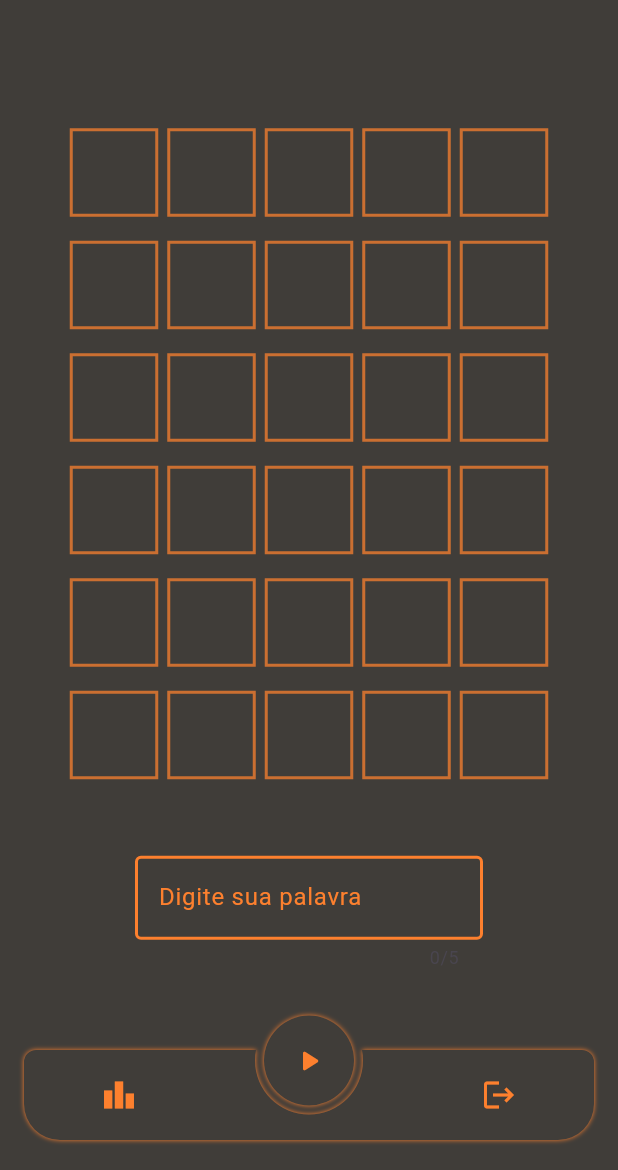
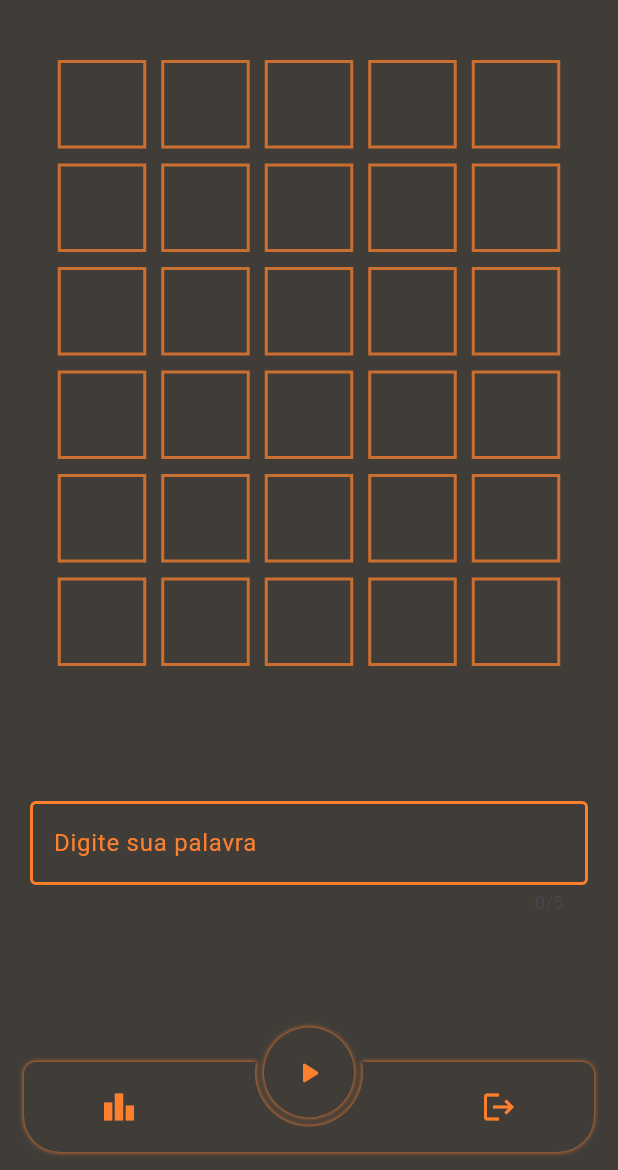
Before and after one commit to YanPontoExe/ProjetoLP3, a Flutter app: the Home screen opened by its route, on a phone screen of 412 x 824 dp, the part 66-1236 px from its top. Run offline on Flutter 3.47's test engine with Material 3 defaults, Android fonts, the phone set to English and light mode, and no system bars; drawn by our look-alikes of circle_nav_bar; our stand-ins replace cloud_firestore, firebase_auth, firebase_core; accounts and stored records are empty.

Commit message:
Ajuste de responsividade + input text que move sobre teclado no mobile

```diff
--- a/lib/game_screen.dart
+++ b/lib/game_screen.dart
@@ -23,27 +23,28 @@ class _GameScreenState extends State<GameScreen> {
 
   @override
   Widget build(BuildContext context) {
-    // Estrutura inicial da tela do jogo: título e quadro visual.
-    return Column(
-      mainAxisAlignment: MainAxisAlignment.center,
-      children: [
-        const SizedBox(height: 24),
-        BoardUiWidget(board: _buildEmptyBoard()),
-        Container(
-          margin: const EdgeInsets.only(top: 15),
-          padding: const EdgeInsets.symmetric(horizontal: 90, vertical: 20),
-          child:
-          TextField(
-              scrollPadding: EdgeInsets.only(bottom: 40),
+    // O Scaffold já trata o teclado; aqui deixamos só rolagem e espaçamento estável.
+    return SingleChildScrollView(
+      keyboardDismissBehavior: ScrollViewKeyboardDismissBehavior.onDrag,
+      padding: const EdgeInsets.symmetric(horizontal: 12, vertical: 12),
+      child: Column(
+        mainAxisSize: MainAxisSize.min,
+        children: [
+          const SizedBox(height: 8),
+          BoardUiWidget(board: _buildEmptyBoard()),
+          const SizedBox(height: 82),
+          Padding(
+            padding: const EdgeInsets.symmetric(horizontal: 8),
+            child: TextField(
+              scrollPadding: const EdgeInsets.only(bottom: 120),
               textAlign: TextAlign.center,
               maxLength: kWordLength,
-              style: TextStyle(color: Colors.white),
-              decoration: InputDecoration(
+              style: const TextStyle(color: Colors.white),
+              decoration: const InputDecoration(
                 enabledBorder: OutlineInputBorder(
                   borderSide: BorderSide(
                     color: Color.fromRGBO(253, 128, 46, 1.0),
                     width: 2.0,
-
                   ),
                 ),
                 focusedBorder: OutlineInputBorder(
@@ -55,9 +56,10 @@ class _GameScreenState extends State<GameScreen> {
                 labelText: "Digite sua palavra",
                 labelStyle: TextStyle(color: Color.fromRGBO(253, 128, 46, 1.0)),
               ),
-            ), // TextField
-        ),
-      ],
+            ),
+          ),
+        ],
+      ),
     );
   }
 }
--- a/lib/home.dart
+++ b/lib/home.dart
@@ -45,7 +45,8 @@ class _HomeState extends State<Home>
       ),
       backgroundColor: const Color.fromRGBO(64, 61, 57, 1),
       // O conteúdo central muda conforme a aba selecionada.
-      body: PageView(
+      body: SafeArea(
+        child: PageView(
           controller: pageController,
           onPageChanged: (index) {
             // Atualiza a navbar quando o usuário troca de página por swipe.
@@ -58,6 +59,7 @@ class _HomeState extends State<Home>
             Ranking(),
             GameScreen(),
           ],
+        ),
       ),
       // Navbar circular compartilhada entre as abas; o botão 2 redireciona para login.
       bottomNavigationBar: GameNavBar(
--- a/lib/widgets/navbar.dart
+++ b/lib/widgets/navbar.dart
@@ -16,6 +16,8 @@ class GameNavBar extends StatelessWidget {
 
   @override
   Widget build(BuildContext context) {
+    final bottomInset = MediaQuery.of(context).padding.bottom;
+
     // Os três ícones representam ranking, jogo e saída/login, nessa ordem.
     return CircleNavBar(
       activeIcons: const [
@@ -34,7 +36,7 @@ class GameNavBar extends StatelessWidget {
       circleWidth: 60,
       activeIndex: activeIndex,
       onTap: onTap,
-      padding: const EdgeInsets.only(left: 16, right: 16, bottom: 20),
+      padding: EdgeInsets.only(left: 16, right: 16, bottom: 12 + bottomInset),
       cornerRadius: const BorderRadius.only(
         topLeft: Radius.circular(8),
         topRight: Radius.circular(8),
--- a/lib/widgets/quadroJogo.dart
+++ b/lib/widgets/quadroJogo.dart
@@ -38,15 +38,27 @@ class BoardUiWidget extends StatelessWidget {
 
   @override
   Widget build(BuildContext context) {
+    return LayoutBuilder(
+      builder: (context, constraints) {
+        final horizontalPadding = constraints.maxWidth < 420 ? 12.0 : 32.0;
+        final tileSize = ((constraints.maxWidth - (horizontalPadding * 2) - 16) / 5)
+            .clamp(34.0, 59.0)
+            .toDouble();
+
         return Padding(
-      padding: const EdgeInsets.symmetric(horizontal: 32, vertical: 8),
+          padding: EdgeInsets.symmetric(horizontal: horizontalPadding, vertical: 8),
           child: Column(
             mainAxisSize: MainAxisSize.min,
             children: List.generate(
               board.length,
-          (row) => _RowWidget(tiles: board[row]),
+              (row) => Padding(
+                padding: EdgeInsets.only(bottom: row == board.length - 1 ? 0 : 10),
+                child: _RowWidget(tiles: board[row], tileSize: tileSize),
               ),
             ),
+          ),
+        );
+      },
       );
   }
 }
@@ -55,17 +67,20 @@ class BoardUiWidget extends StatelessWidget {
 
 class _RowWidget extends StatelessWidget {
   final List<UiTile> tiles;
+  final double tileSize;
 
-  const _RowWidget({required this.tiles});
+  const _RowWidget({required this.tiles, required this.tileSize});
 
   @override
   Widget build(BuildContext context) {
-    return Padding(
-      padding: const EdgeInsets.symmetric(vertical: 5),
-      child: Row(
+    return Row(
       mainAxisAlignment: MainAxisAlignment.center,
-        children: tiles.map((tile) => _TileWidget(tile: tile)).toList(),
-      ),
+      children: [
+        for (int index = 0; index < tiles.length; index++) ...[
+          _TileWidget(tile: tiles[index], tileSize: tileSize),
+          if (index != tiles.length - 1) const SizedBox(width: 10),
+        ],
+      ],
     );
   }
 }
@@ -74,8 +89,9 @@ class _RowWidget extends StatelessWidget {
 
 class _TileWidget extends StatelessWidget {
   final UiTile tile;
+  final double tileSize;
 
-  const _TileWidget({required this.tile});
+  const _TileWidget({required this.tile, required this.tileSize});
 
   // Retorna a cor de fundo baseada no estado da letra
   Color _backgroundColor() {
@@ -101,9 +117,8 @@ class _TileWidget extends StatelessWidget {
   @override
   Widget build(BuildContext context) {
     return Container(
-      width:  59,
-      height: 59,
-      margin: const EdgeInsets.all(3),
+      width: tileSize,
+      height: tileSize,
       decoration: BoxDecoration(
         color:  _backgroundColor(),
         border: Border.all(color: _borderColor(), width: 2),
```
Also changed, not shown: lib/login.dart (+19 -6 lines), lib/registro.dart (+19 -6 lines), 1 other file. Lines whose indentation alone changed are shown as unchanged.
